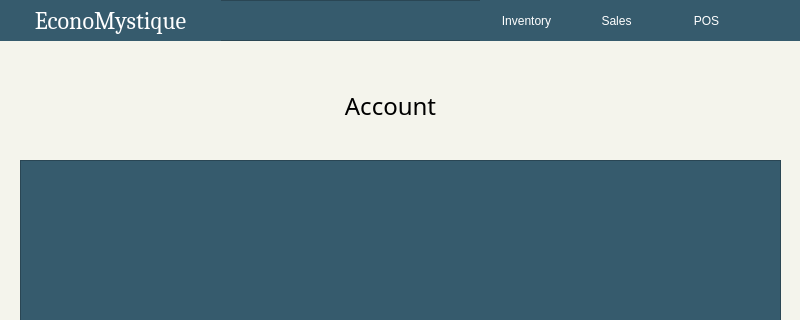
ongchangco/Economystique2, file account.ui: the form before one commit; both pictures show x 0 to 800 and y 0 to 320 of the 800 by 600 pixel window.
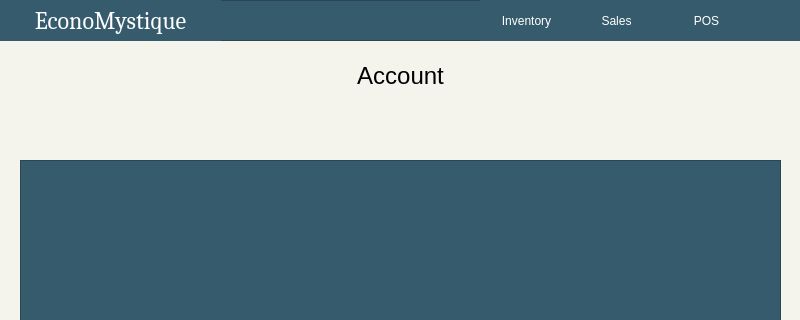
The form after the commit. Icons and pictures are not drawn.

Patch:
```diff
--- a/account.ui
+++ b/account.ui
@@ -56,15 +56,15 @@
   <widget class="QLabel" name="lblBusinessName_2">
    <property name="geometry">
     <rect>
-     <x>280</x>
-     <y>70</y>
-     <width>221</width>
-     <height>71</height>
+     <x>10</x>
+     <y>50</y>
+     <width>781</width>
+     <height>51</height>
     </rect>
    </property>
    <property name="font">
     <font>
-     <family>Sans Serif Collection</family>
+     <family>MS Sans Serif</family>
      <pointsize>18</pointsize>
     </font>
    </property>
```
